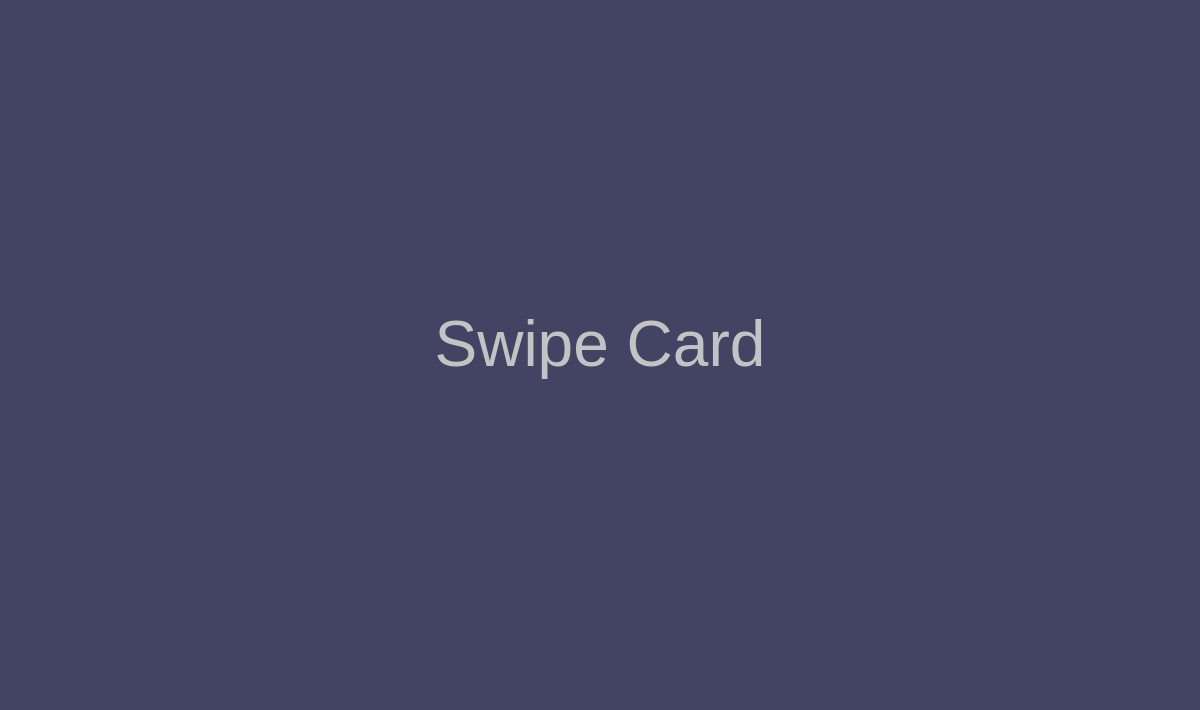
Old version of the form PiZeroTest10/MainWindow.ui in the repository RobertPinson/PiZeroTest10.
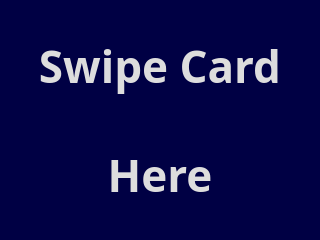
New version of the form.

```diff
--- a/PiZeroTest10/MainWindow.ui
+++ b/PiZeroTest10/MainWindow.ui
@@ -6,23 +6,41 @@
    <rect>
     <x>0</x>
     <y>0</y>
-    <width>1200</width>
-    <height>710</height>
+    <width>320</width>
+    <height>240</height>
    </rect>
   </property>
+  <property name="sizePolicy">
+   <sizepolicy hsizetype="Fixed" vsizetype="Fixed">
+    <horstretch>0</horstretch>
+    <verstretch>0</verstretch>
+   </sizepolicy>
+  </property>
+  <property name="focusPolicy">
+   <enum>Qt::StrongFocus</enum>
+  </property>
   <property name="windowTitle">
    <string>PiZeroTest10</string>
   </property>
   <property name="styleSheet">
-   <string notr="true">background-color:rgb(67, 67, 100);
-color: rgb(195, 195, 195)</string>
+   <string notr="true">background-color:rgb(0, 0, 68);
+color: rgb(221, 221, 221)</string>
   </property>
   <widget class="QWidget" name="centralWidget">
    <layout class="QGridLayout" name="gridLayout_2">
     <item row="1" column="0">
-     <layout class="QGridLayout" name="gridLayout" rowstretch="0,0,0">
+     <layout class="QGridLayout" name="gridLayout" rowstretch="0,0,0,0">
+      <property name="sizeConstraint">
+       <enum>QLayout::SetFixedSize</enum>
+      </property>
+      <property name="spacing">
+       <number>0</number>
+      </property>
       <item row="2" column="0">
        <widget class="QLabel" name="label_2">
+        <property name="enabled">
+         <bool>true</bool>
+        </property>
         <property name="minimumSize">
          <size>
           <width>0</width>
@@ -31,8 +49,10 @@
         </property>
         <property name="font">
          <font>
-          <family>Segoe UI</family>
-          <pointsize>48</pointsize>
+          <family>Segoe UI Semibold</family>
+          <pointsize>33</pointsize>
+          <weight>75</weight>
+          <bold>true</bold>
          </font>
         </property>
         <property name="text">
@@ -43,11 +63,28 @@
         </property>
        </widget>
       </item>
+      <item row="3" column="0">
+       <widget class="QLabel" name="label">
+        <property name="font">
+         <font>
+          <family>Segoe UI Semibold</family>
+          <pointsize>33</pointsize>
+          <weight>75</weight>
+          <bold>true</bold>
+         </font>
+        </property>
+        <property name="text">
+         <string>Here</string>
+        </property>
+        <property name="alignment">
+         <set>Qt::AlignCenter</set>
+        </property>
+       </widget>
+      </item>
      </layout>
     </item>
    </layout>
   </widget>
-  <widget class="QStatusBar" name="statusBar"/>
  </widget>
  <layoutdefault spacing="6" margin="11"/>
  <resources/>
```
